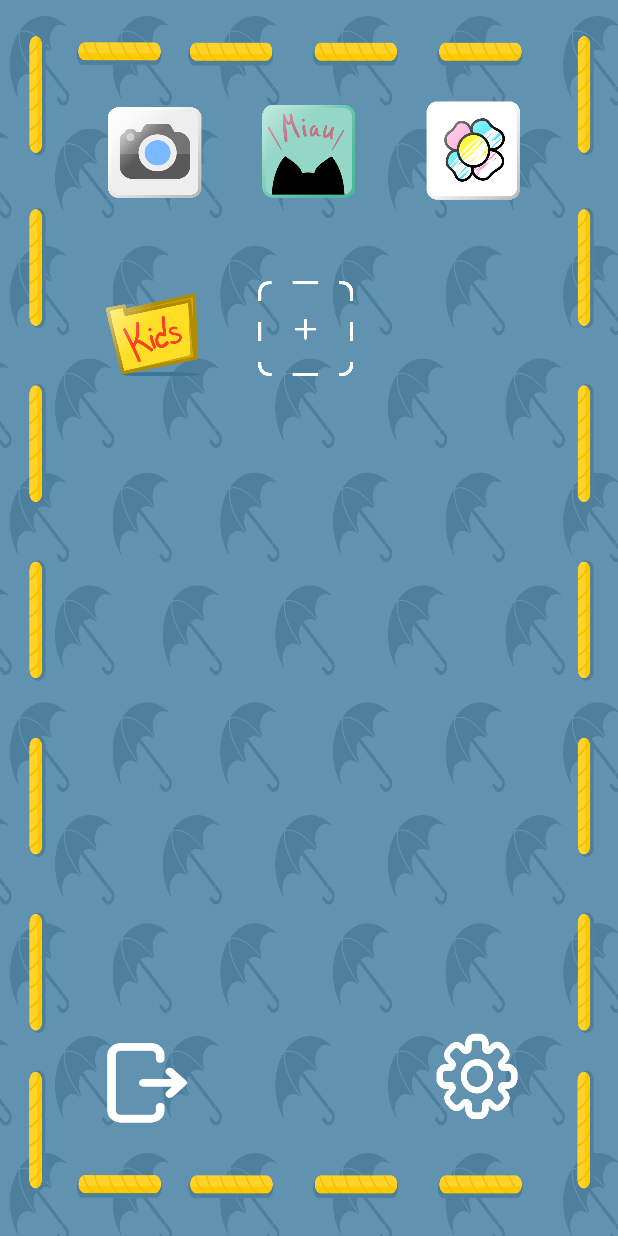
After one commit to Andree37/NannyPoppins, an Android app: the Home screen opened directly, with no data from a screen before it, on a phone screen of 412 x 824 dp. The commit adds this screen. Run offline under Robolectric (Android 15) with nearby library versions, the phone set to English and light mode, and no system bars.

Commit message:
home activity and folder

```diff
--- /dev/null
+++ b/NannyPoppins/app/src/main/java/com/example/nannypoppins/Home.java
@@ -0,0 +1,65 @@
+package com.example.nannypoppins;
+
+import androidx.appcompat.app.AlertDialog;
+import androidx.appcompat.app.AppCompatActivity;
+
+import android.content.DialogInterface;
+import android.content.Intent;
+import android.os.Bundle;
+import android.view.View;
+import android.widget.Button;
+
+public class Home extends AppCompatActivity {
+
+    @Override
+    protected void onCreate(Bundle savedInstanceState) {
+        super.onCreate(savedInstanceState);
+        setContentView(R.layout.activity_home);
+
+        // folder button
+        Button folder = findViewById(R.id.btn_kids);
+
+        folder.setOnClickListener(new View.OnClickListener() {
+
+            @Override
+            public void onClick(View v) {
+                // TODO Auto-generated method stub
+
+                /*
+                 * Intent is just like glue which helps to navigate one activity
+                 * to another.
+                 */
+                Intent intent = new Intent(Home.this,
+                        Folder.class);
+                startActivity(intent); // startActivity allow you to move
+            }
+        });
+
+        final AlertDialog.Builder builder = new AlertDialog.Builder(Home.this);
+        builder.setMessage("U sure, man?");
+        builder.setCancelable(true);
+        builder.setNegativeButton("Nah", new DialogInterface.OnClickListener() {
+            @Override
+            public void onClick(DialogInterface dialog, int which) {
+                dialog.cancel();
+            }
+        });
+
+        builder.setPositiveButton("Close!", new DialogInterface.OnClickListener() {
+            @Override
+            public void onClick(DialogInterface dialog, int which) {
+                finishAffinity();
+                System.exit(0);
+            }
+        });
+
+        Button exit = findViewById(R.id.btn_exit);
+        exit.setOnClickListener(new View.OnClickListener() {
+            @Override
+            public void onClick(View v) {
+                AlertDialog alertDialog = builder.create();
+                alertDialog.show();
+            }
+        });
+    }
+}
--- /dev/null
+++ b/NannyPoppins/app/src/main/res/layout/activity_home.xml
@@ -0,0 +1,82 @@
+<?xml version="1.0" encoding="utf-8"?>
+<androidx.constraintlayout.widget.ConstraintLayout xmlns:android="http://schemas.android.com/apk/res/android"
+    xmlns:app="http://schemas.android.com/apk/res-auto"
+    xmlns:tools="http://schemas.android.com/tools"
+    android:layout_width="match_parent"
+    android:layout_height="match_parent"
+    android:background="@drawable/background_k"
+    tools:context=".Home">
+
+    <Button
+        android:id="@+id/btn_camera"
+        android:layout_width="80dp"
+        android:layout_height="80dp"
+        android:layout_marginStart="64dp"
+        android:layout_marginTop="60dp"
+        android:background="@drawable/menu_app_camara"
+        app:layout_constraintStart_toStartOf="parent"
+        app:layout_constraintTop_toTopOf="parent" />
+
+    <Button
+        android:id="@+id/btn_animals"
+        android:layout_width="80dp"
+        android:layout_height="80dp"
+        android:layout_marginStart="101dp"
+        android:layout_marginTop="60dp"
+        android:layout_marginEnd="30dp"
+        android:background="@drawable/menu_app_animais"
+        app:layout_constraintEnd_toStartOf="@+id/btn_colors"
+        app:layout_constraintHorizontal_bias="1.0"
+        app:layout_constraintStart_toStartOf="@+id/btn_camera"
+        app:layout_constraintTop_toTopOf="parent" />
+
+    <Button
+        android:id="@+id/btn_colors"
+        android:layout_width="80dp"
+        android:layout_height="80dp"
+        android:layout_marginTop="60dp"
+        android:layout_marginEnd="56dp"
+        android:background="@drawable/menu_app_colorir"
+        app:layout_constraintEnd_toEndOf="parent"
+        app:layout_constraintTop_toTopOf="parent" />
+
+    <Button
+        android:id="@+id/btn_kids"
+        android:layout_width="80dp"
+        android:layout_height="80dp"
+        android:layout_marginStart="64dp"
+        android:layout_marginTop="40dp"
+        android:background="@drawable/menu_app_pastas"
+        app:layout_constraintStart_toStartOf="parent"
+        app:layout_constraintTop_toBottomOf="@+id/btn_camera" />
+
+    <Button
+        android:id="@+id/btn_addApps"
+        android:layout_width="80dp"
+        android:layout_height="80dp"
+        android:layout_marginStart="21dp"
+        android:layout_marginTop="40dp"
+        android:background="@drawable/menu_app_add"
+        app:layout_constraintStart_toEndOf="@+id/btn_kids"
+        app:layout_constraintTop_toBottomOf="@+id/btn_animals" />
+
+    <Button
+        android:id="@+id/btn_exit"
+        android:layout_width="80dp"
+        android:layout_height="80dp"
+        android:layout_marginStart="56dp"
+        android:layout_marginBottom="64dp"
+        android:background="@drawable/button_out"
+        app:layout_constraintBottom_toBottomOf="parent"
+        app:layout_constraintStart_toStartOf="parent" />
+
+    <Button
+        android:id="@+id/btn_settings"
+        android:layout_width="80dp"
+        android:layout_height="80dp"
+        android:layout_marginEnd="56dp"
+        android:layout_marginBottom="64dp"
+        android:background="@drawable/button_def"
+        app:layout_constraintBottom_toBottomOf="parent"
+        app:layout_constraintEnd_toEndOf="parent" />
+</androidx.constraintlayout.widget.ConstraintLayout>
--- a/NannyPoppins/app/src/main/res/values/styles.xml
+++ b/NannyPoppins/app/src/main/res/values/styles.xml
@@ -8,7 +8,7 @@
         <item name="colorAccent">@color/colorAccent</item>
     </style>
 
-    <style name="SplashTheme" parent="Theme.AppCompat.Light.DarkActionBar">
+    <style name="SplashTheme" parent="Theme.AppCompat.Light.NoActionBar">
         <item name="android:windowBackground">@drawable/background_splash</item>
     </style>
 
```
Also changed, not shown: NannyPoppins/app/src/main/AndroidManifest.xml (+14 -9 lines), NannyPoppins/app/src/main/java/com/example/nannypoppins/Folder.java (added, +36 -0 lines), NannyPoppins/app/src/main/java/com/example/nannypoppins/MainActivity.java (+20 -1 lines), NannyPoppins/app/src/main/res/layout/activity_folder.xml (added, +52 -0 lines), NannyPoppins/app/src/main/res/drawable/button_def.png (added), NannyPoppins/app/src/main/res/drawable/button_home.png (added), NannyPoppins/app/src/main/res/drawable/button_out.png (added), NannyPoppins/app/src/main/res/drawable/menu_app_add.png (added), NannyPoppins/app/src/main/res/drawable/menu_app_animais.png (added), NannyPoppins/app/src/main/res/drawable/menu_app_camara.png (added), NannyPoppins/app/src/main/res/drawable/menu_app_colorir.png (added), NannyPoppins/app/src/main/res/drawable/menu_app_pastas.png (added), NannyPoppins/app/src/main/res/drawable/pastas_desenhos.png (added), NannyPoppins/app/src/main/res/drawable/pastas_fotos.png (added), 1 more files.
